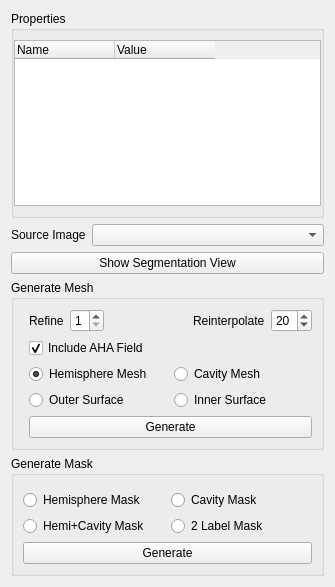
Before: the Qt Designer form src/ui/SegObjProp.ui in ericspod/Eidolon, drawn with Qt 5.
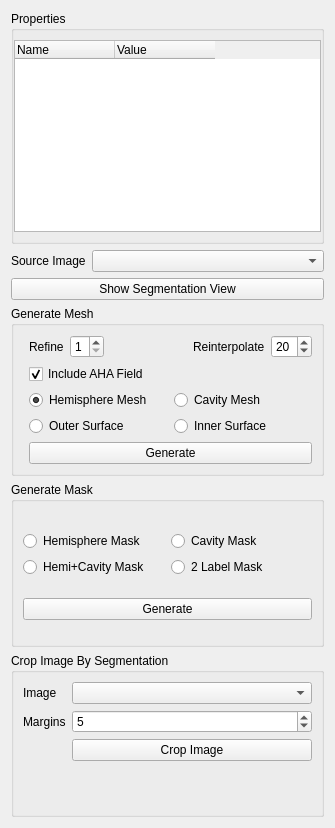
After: the same form once the commit is applied.

```diff
--- a/src/ui/SegObjProp.ui
+++ b/src/ui/SegObjProp.ui
@@ -7,7 +7,7 @@
     <x>0</x>
     <y>0</y>
     <width>335</width>
-    <height>587</height>
+    <height>828</height>
    </rect>
   </property>
   <property name="windowTitle">
@@ -311,6 +311,56 @@
      </layout>
     </widget>
    </item>
+   <item>
+    <widget class="QGroupBox" name="groupBox_4">
+     <property name="title">
+      <string>Crop Image By Segmentation</string>
+     </property>
+     <layout class="QFormLayout" name="formLayout_2">
+      <item row="0" column="0">
+       <widget class="QLabel" name="label_4">
+        <property name="text">
+         <string>Image</string>
+        </property>
+       </widget>
+      </item>
+      <item row="0" column="1">
+       <widget class="QComboBox" name="cropBox">
+        <property name="toolTip">
+         <string>Image to crop, can be source image</string>
+        </property>
+       </widget>
+      </item>
+      <item row="1" column="0">
+       <widget class="QLabel" name="label_5">
+        <property name="text">
+         <string>Margins</string>
+        </property>
+       </widget>
+      </item>
+      <item row="1" column="1">
+       <widget class="QSpinBox" name="marginBox">
+        <property name="toolTip">
+         <string>margin in XY around segmentation bound box</string>
+        </property>
+        <property name="value">
+         <number>5</number>
+        </property>
+       </widget>
+      </item>
+      <item row="2" column="1">
+       <widget class="QPushButton" name="cropButton">
+        <property name="toolTip">
+         <string>Crop the selected image using the segmentation's boundbox as the crop box</string>
+        </property>
+        <property name="text">
+         <string>Crop Image</string>
+        </property>
+       </widget>
+      </item>
+     </layout>
+    </widget>
+   </item>
   </layout>
  </widget>
  <resources/>
```
